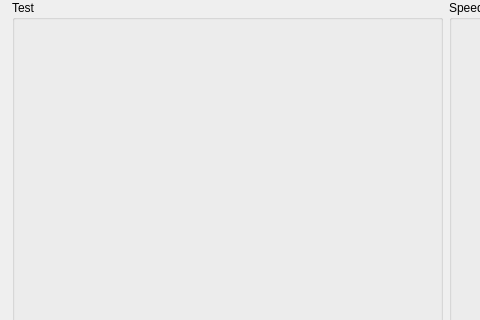
First picture: the form in src/QtTheClick/src/MainWindow/TheClickForm.ui, repository wast-drumster/TheClick, before the edit; both pictures show x 0 to 480 and y 0 to 320 of the 632 by 600 pixel window.
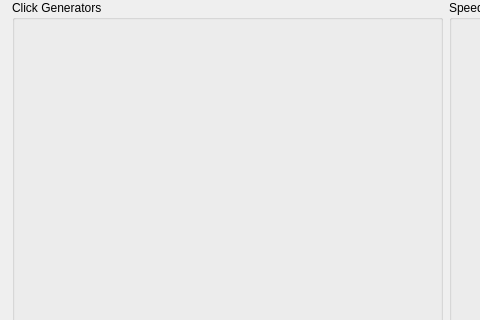
Second picture: the form after the edit.

The edit to the form file:
```diff
--- a/src/QtTheClick/src/MainWindow/TheClickForm.ui
+++ b/src/QtTheClick/src/MainWindow/TheClickForm.ui
@@ -70,7 +70,7 @@
      </rect>
     </property>
     <property name="title">
-     <string>Test</string>
+     <string>Click Generators</string>
     </property>
    </widget>
   </widget>
```
Left out of the diff: 2 changed lines with no effect on the pictures.
